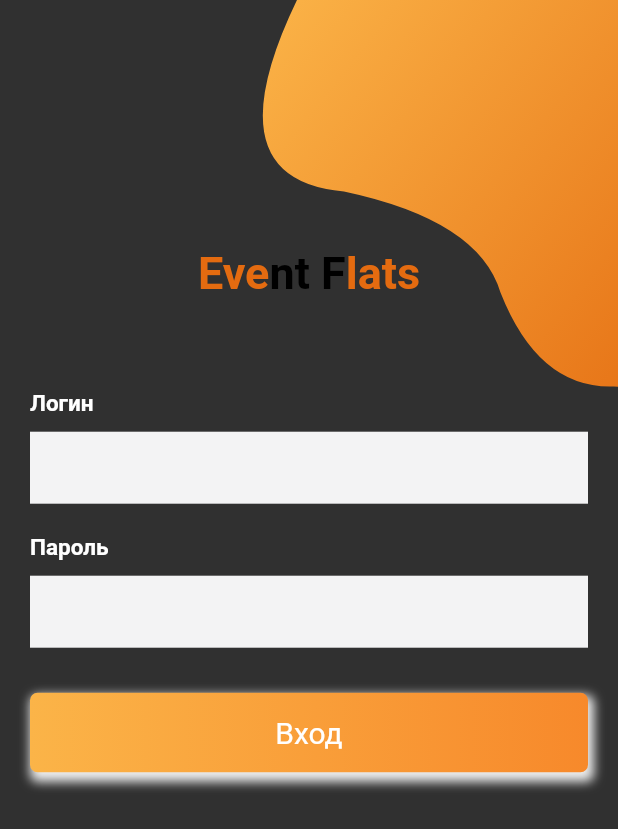
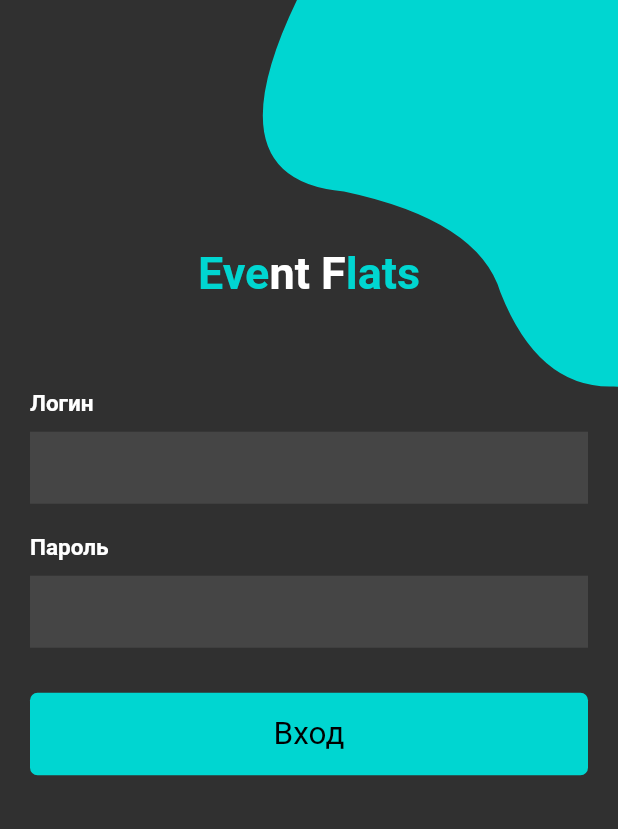
Before and after one commit to dmitriyl99/event_flats, a Flutter app: the screen it shows after launch, on a phone screen of 412 x 824 dp. Shown: the top 829 px of the screen. Run offline on Flutter 3.47's test engine with Material 2 defaults, Android fonts, the light colour scheme and no system bars; our stand-ins replace cloud_firestore, firebase_auth, firebase_core, hive, hive_flutter, mask_text_input_formatter; accounts and stored records are empty.

Commit message:
redesign login screen

```diff
--- a/lib/view/screens/login.screen.dart
+++ b/lib/view/screens/login.screen.dart
@@ -1,7 +1,7 @@
 import 'package:event_flats/services/authentication.dart';
 import 'package:event_flats/services/exceptions/authentication_failed.dart';
+import 'package:event_flats/view/resources/colors.dart';
 import 'package:event_flats/view/ui/bezier_container.dart';
-import 'package:firebase_auth/firebase_auth.dart';
 import 'package:flutter/material.dart';
 
 class LoginScreen extends StatefulWidget {
@@ -84,10 +84,8 @@ class _LoginScreenState extends State<LoginScreen> {
               controller: controller,
               validator: validator,
               obscureText: isPassword,
-              decoration: InputDecoration(
-                  border: InputBorder.none,
-                  fillColor: Color(0xfff3f3f4),
-                  filled: true))
+              decoration:
+                  InputDecoration(border: InputBorder.none, filled: true))
         ],
       ),
     );
@@ -102,20 +100,10 @@ class _LoginScreenState extends State<LoginScreen> {
           alignment: Alignment.center,
           decoration: BoxDecoration(
               borderRadius: BorderRadius.all(Radius.circular(5)),
-              boxShadow: <BoxShadow>[
-                BoxShadow(
-                    color: Colors.grey.shade200,
-                    offset: Offset(2, 4),
-                    blurRadius: 5,
-                    spreadRadius: 2)
-              ],
-              gradient: LinearGradient(
-                  begin: Alignment.centerLeft,
-                  end: Alignment.centerRight,
-                  colors: [Color(0xfffbb448), Color(0xfff7892b)])),
+              color: AppColors.primaryColor),
           child: !_isLoading
               ? Text('Вход',
-                  style: TextStyle(fontSize: 20, color: Colors.white))
+                  style: TextStyle(fontSize: 21, color: Colors.black))
               : SizedBox(
                   height: 24,
                   width: 24,
@@ -134,16 +122,16 @@ class _LoginScreenState extends State<LoginScreen> {
           style: TextStyle(
             fontSize: 30,
             fontWeight: FontWeight.w700,
-            color: Color(0xffe46b10),
+            color: AppColors.primaryColor,
           ),
           children: [
             TextSpan(
               text: 'nt F',
-              style: TextStyle(color: Colors.black, fontSize: 30),
+              style: TextStyle(color: Colors.white, fontSize: 30),
             ),
             TextSpan(
               text: 'lats',
-              style: TextStyle(color: Color(0xffe46b10), fontSize: 30),
+              style: TextStyle(color: AppColors.primaryColor, fontSize: 30),
             ),
           ]),
     );
--- a/lib/view/ui/bezier_container.dart
+++ b/lib/view/ui/bezier_container.dart
@@ -1,5 +1,6 @@
 import 'dart:math';
 
+import 'package:event_flats/view/resources/colors.dart';
 import 'package:flutter/material.dart';
 
 import 'custom_clipper.dart';
@@ -17,11 +18,7 @@ class BezierContainer extends StatelessWidget {
         child: Container(
           height: MediaQuery.of(context).size.height * .5,
           width: MediaQuery.of(context).size.width,
-          decoration: BoxDecoration(
-              gradient: LinearGradient(
-                  begin: Alignment.topCenter,
-                  end: Alignment.bottomCenter,
-                  colors: [Color(0xfffbb448), Color(0xffe46b10)])),
+          decoration: BoxDecoration(color: AppColors.primaryColor),
         ),
       ),
     ));
```
